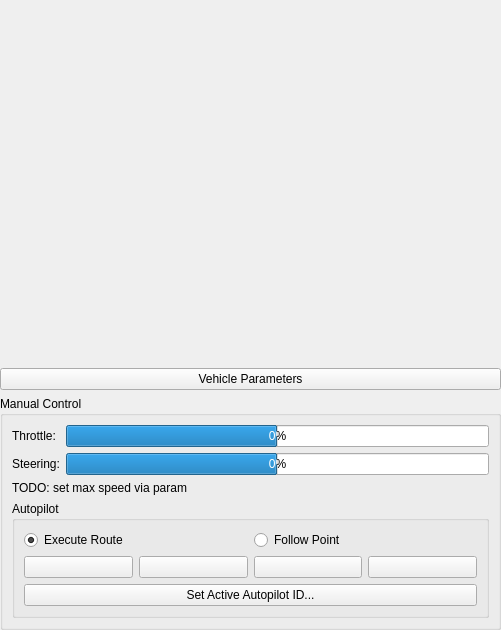
RISE-Dependable-Transport-Systems/WayWise, file userinterface/driveui.ui: the form before one commit.
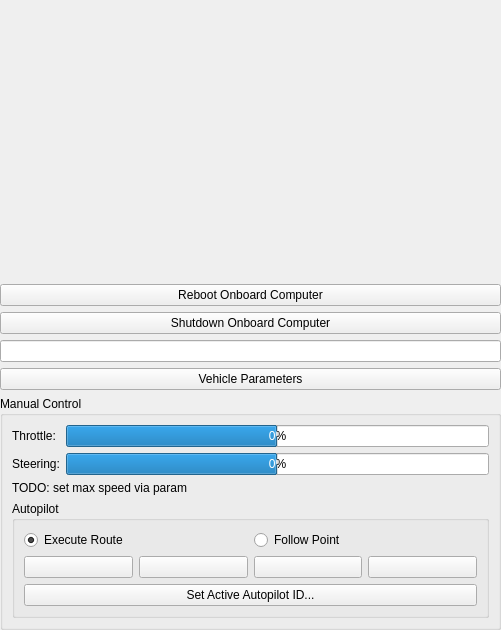
The form after the commit. Icons and pictures are not drawn.

Commit message: MavsdkVehicleConnection: send shutdown request from ControlTower

```diff
--- a/userinterface/driveui.ui
+++ b/userinterface/driveui.ui
@@ -39,6 +39,23 @@
      </property>
     </spacer>
    </item>
+   <item>
+    <widget class="QPushButton" name="requestRebootButton">
+     <property name="text">
+      <string>Reboot Onboard Computer</string>
+     </property>
+    </widget>
+   </item>
+   <item>
+    <widget class="QPushButton" name="requestShutdownButton">
+     <property name="text">
+      <string>Shutdown Onboard Computer</string>
+     </property>
+    </widget>
+   </item>
+   <item>
+    <widget class="QLineEdit" name="requestRebootOrShutdownStatus"/>
+   </item>
    <item>
     <widget class="QPushButton" name="vehicleParameterButton">
      <property name="text">
```
The commit also changes 5 other files.
